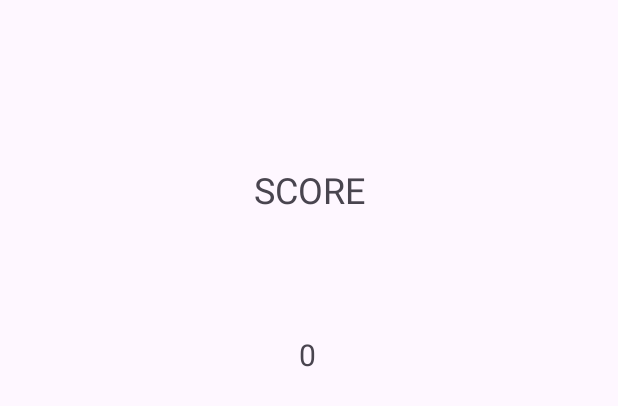
After one commit to JazungaZa/RootsAndSquaresMathematics, an Android app: the layout activity_score.xml on its own in the app's theme, with its tools: preview values and no code run, on a phone screen of 412 x 824 dp. The commit adds this screen. Shown: the top 406 px of the screen. Run offline under Robolectric (Android 15) with nearby library versions, the phone set to English and light mode, and no system bars.

Commit message:
Adding ScoreActivity.kt and activity_score.xml

```diff
--- a/app/src/main/AndroidManifest.xml
+++ b/app/src/main/AndroidManifest.xml
@@ -13,6 +13,9 @@
         android:theme="@style/Theme.RootsAndSquaresMathematics"
         tools:targetApi="31">
         <activity
+            android:name=".ScoreActivity"
+            android:exported="false" />
+        <activity
             android:name=".GameActivity"
             android:exported="false" />
         <activity
--- /dev/null
+++ b/app/src/main/java/com/habijanic/rootsandsquaresmathematics/ScoreActivity.kt
@@ -0,0 +1,20 @@
+package com.habijanic.rootsandsquaresmathematics
+
+import android.os.Bundle
+import androidx.activity.enableEdgeToEdge
+import androidx.appcompat.app.AppCompatActivity
+import androidx.core.view.ViewCompat
+import androidx.core.view.WindowInsetsCompat
+
+class ScoreActivity : AppCompatActivity() {
+    override fun onCreate(savedInstanceState: Bundle?) {
+        super.onCreate(savedInstanceState)
+        enableEdgeToEdge()
+        setContentView(R.layout.activity_score)
+        ViewCompat.setOnApplyWindowInsetsListener(findViewById(R.id.main)) { v, insets ->
+            val systemBars = insets.getInsets(WindowInsetsCompat.Type.systemBars())
+            v.setPadding(systemBars.left, systemBars.top, systemBars.right, systemBars.bottom)
+            insets
+        }
+    }
+}
--- /dev/null
+++ b/app/src/main/res/layout/activity_score.xml
@@ -0,0 +1,32 @@
+<?xml version="1.0" encoding="utf-8"?>
+<androidx.constraintlayout.widget.ConstraintLayout xmlns:android="http://schemas.android.com/apk/res/android"
+    xmlns:app="http://schemas.android.com/apk/res-auto"
+    xmlns:tools="http://schemas.android.com/tools"
+    android:id="@+id/main"
+    android:layout_width="match_parent"
+    android:layout_height="match_parent"
+    tools:context=".ScoreActivity">
+
+    <TextView
+        android:id="@+id/textView2"
+        android:layout_width="wrap_content"
+        android:layout_height="wrap_content"
+        android:layout_marginTop="110dp"
+        android:text="@string/score_big"
+        android:textSize="24sp"
+        app:layout_constraintEnd_toEndOf="parent"
+        app:layout_constraintStart_toStartOf="parent"
+        app:layout_constraintTop_toTopOf="parent" />
+
+    <TextView
+        android:id="@+id/textViewFinalScore"
+        android:layout_width="wrap_content"
+        android:layout_height="wrap_content"
+        android:layout_marginTop="80dp"
+        android:text="0"
+        android:textSize="20sp"
+        app:layout_constraintEnd_toEndOf="parent"
+        app:layout_constraintHorizontal_bias="0.498"
+        app:layout_constraintStart_toStartOf="parent"
+        app:layout_constraintTop_toBottomOf="@+id/textView2" />
+</androidx.constraintlayout.widget.ConstraintLayout>
--- a/app/src/main/res/values/strings.xml
+++ b/app/src/main/res/values/strings.xml
@@ -12,4 +12,5 @@
     <string name="next">NEXT</string>
     <string name="write_an_answer">Please write an answer or click the next button.</string>
     <string name="game_over">Game Over</string>
+    <string name="score_big">SCORE</string>
 </resources>
```
